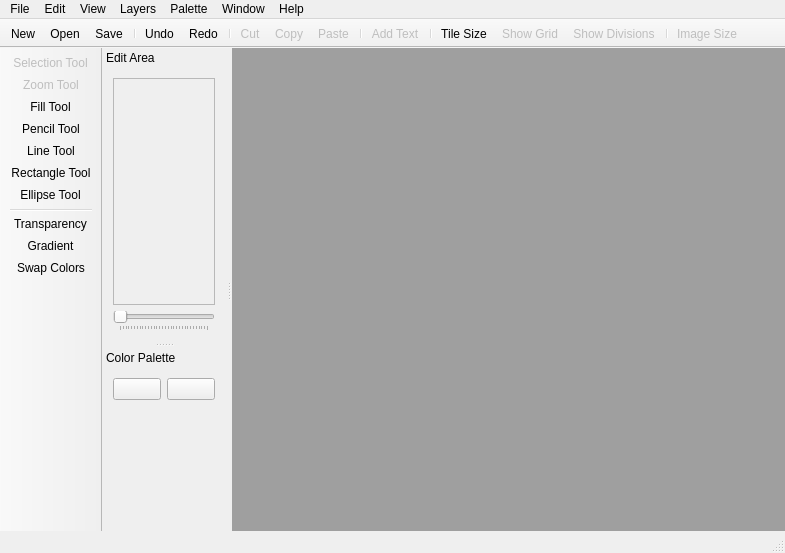
Before: the Qt Designer form screens/main_window.ui in ricardobusta/pixelbooster, drawn with Qt 5.
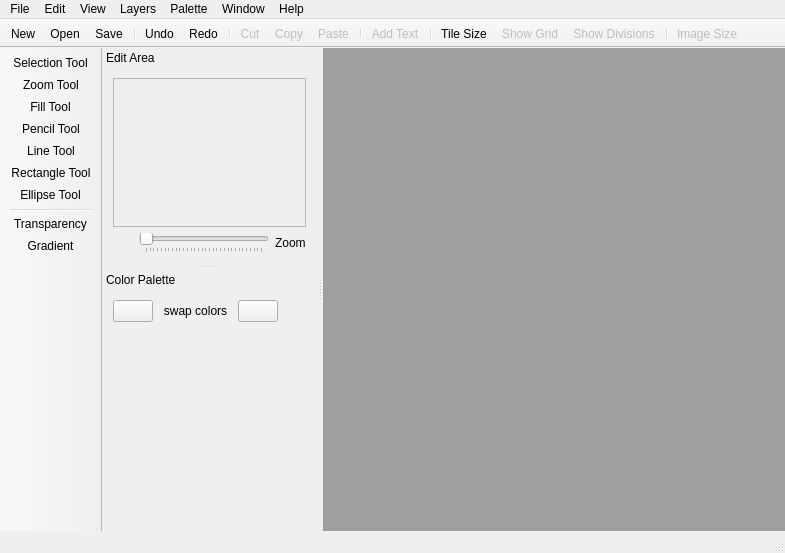
After: the same form once the commit is applied. Icons and pictures are not drawn. Custom widgets are drawn as their Qt base class.

Commit message: Changed some icons, changed the position of the swap colors action, and refactored code from the tool selection in order to make it easier to maintain.

```diff
--- a/screens/main_window.ui
+++ b/screens/main_window.ui
@@ -200,7 +200,6 @@
    <addaction name="separator"/>
    <addaction name="actionTransparency"/>
    <addaction name="actionGradient"/>
-   <addaction name="actionSwap_Colors"/>
   </widget>
   <widget class="QDockWidget" name="dockWidget">
    <property name="features">
@@ -230,8 +229,8 @@
          <rect>
           <x>0</x>
           <y>0</y>
-          <width>100</width>
-          <height>211</height>
+          <width>211</width>
+          <height>191</height>
          </rect>
         </property>
         <layout class="QGridLayout" name="gridLayout">
@@ -353,6 +352,18 @@
       </widget>
      </item>
      <item>
+      <layout class="QHBoxLayout" name="horizontalLayout_2">
+       <item>
+        <widget class="QWidget" name="widget" native="true">
+         <property name="minimumSize">
+          <size>
+           <width>20</width>
+           <height>0</height>
+          </size>
+         </property>
+        </widget>
+       </item>
+       <item>
       <widget class="QSlider" name="zoom_horizontalSlider">
        <property name="statusTip">
         <string>Zoom: Move the slider to select the level of zoom on the edit area.</string>
@@ -374,6 +385,21 @@
        </property>
       </widget>
      </item>
+       <item>
+        <widget class="QLabel" name="zoom_label">
+         <property name="minimumSize">
+          <size>
+           <width>20</width>
+           <height>0</height>
+          </size>
+         </property>
+         <property name="text">
+          <string>Zoom</string>
+         </property>
+        </widget>
+       </item>
+      </layout>
+     </item>
     </layout>
    </widget>
   </widget>
@@ -388,7 +414,12 @@
     <number>1</number>
    </attribute>
    <widget class="QWidget" name="dockWidgetContents_2">
-    <layout class="QVBoxLayout" name="verticalLayout_3">
+    <layout class="QHBoxLayout" name="horizontalLayout_3">
+     <property name="spacing">
+      <number>6</number>
+     </property>
+     <item>
+      <layout class="QVBoxLayout" name="verticalLayout_4">
      <item>
       <layout class="QHBoxLayout" name="horizontalLayout">
        <item>
@@ -401,6 +432,17 @@
          </property>
         </widget>
        </item>
+         <item>
+          <widget class="QToolButton" name="swap_colors_toolButton">
+           <property name="styleSheet">
+            <string notr="true">border: 0px;
+background-color: transparent;</string>
+           </property>
+           <property name="text">
+            <string>swap colors</string>
+           </property>
+          </widget>
+         </item>
        <item>
         <widget class="QPushButton" name="color_alt_pushButton">
          <property name="statusTip">
@@ -431,6 +473,19 @@
          <verstretch>0</verstretch>
         </sizepolicy>
        </property>
+         <property name="minimumSize">
+          <size>
+           <width>150</width>
+           <height>100</height>
+          </size>
+         </property>
+        </widget>
+       </item>
+      </layout>
+     </item>
+     <item>
+      <widget class="QWidget" name="color_tools" native="true">
+       <layout class="QVBoxLayout" name="verticalLayout_3"/>
       </widget>
      </item>
     </layout>
@@ -919,7 +974,7 @@
     <bool>true</bool>
    </property>
    <property name="enabled">
-    <bool>false</bool>
+    <bool>true</bool>
    </property>
    <property name="icon">
     <iconset resource="../resources/icons/icons.qrc">
@@ -940,7 +995,7 @@
     <bool>true</bool>
    </property>
    <property name="enabled">
-    <bool>false</bool>
+    <bool>true</bool>
    </property>
    <property name="icon">
     <iconset resource="../resources/icons/icons.qrc">
```
Lines whose indentation alone changed are shown as unchanged. The commit also changes 12 other files.
